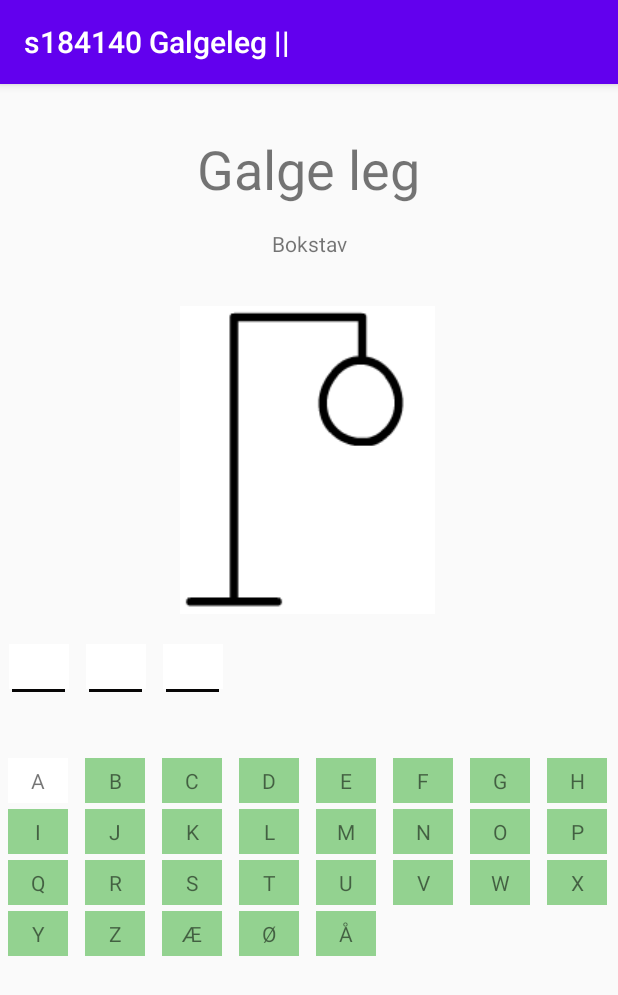
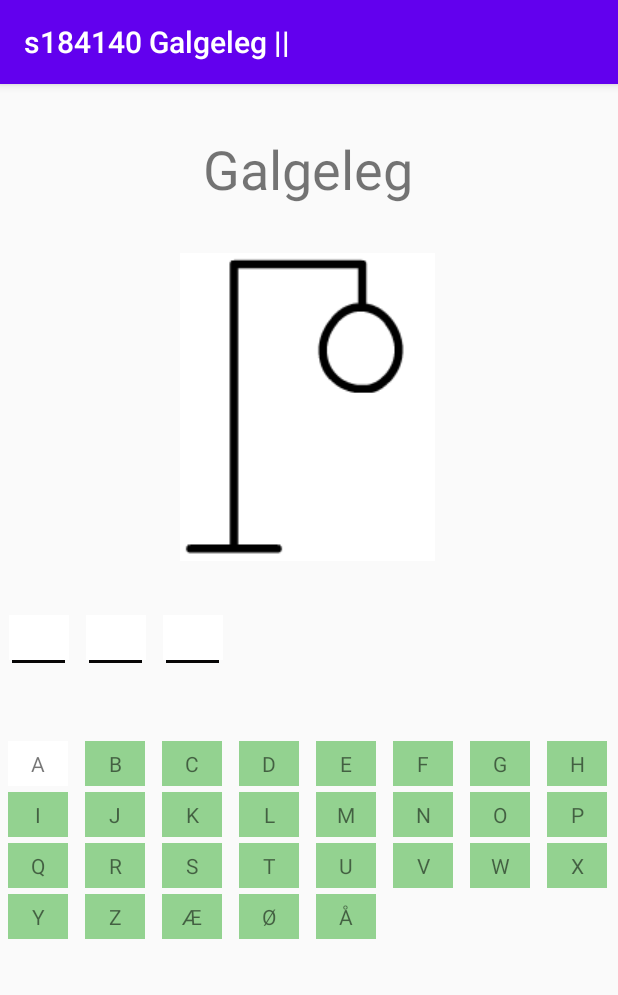
Before and after one commit to ChristianFrost98/Galgeleg, an Android app: the GeussingActivity screen opened directly, with no data from a screen before it, after a tap on an icon or button, on a phone screen of 412 x 824 dp. Shown: the top 995 px of the screen. Run offline under Robolectric (Android 15) with nearby library versions, the phone set to English and light mode, and no system bars; Roboto replaces fonts that are not available here.

Commit message:
Små rettelse: title af spil + hvornår popup vises

```diff
--- a/app/src/main/java/com/example/myapplication/Activity/GeussingActivity.java
+++ b/app/src/main/java/com/example/myapplication/Activity/GeussingActivity.java
@@ -30,7 +30,6 @@ public class GeussingActivity extends AppCompatActivity implements OnClickListen
     ImageView galge;
     GridView letterGrid;
     GridView wordGrid;
-    TextView bokstav;
     String word;
     ImageView home_popup;
     ImageView try_again_popup;
@@ -57,7 +56,6 @@ public class GeussingActivity extends AppCompatActivity implements OnClickListen
         galge = findViewById(R.id.galge);
         letterGrid = findViewById(R.id.letterGrid);
         wordGrid = findViewById(R.id.wordGrid);
-        bokstav = findViewById(R.id.bokstav);
 
         // Get information from intent
         wordPointer = getIntent().getIntExtra("EXTRA_LEVEL",0);
@@ -101,7 +99,7 @@ public class GeussingActivity extends AppCompatActivity implements OnClickListen
                     GeussWordAdapter.notifyDataSetChanged();
                 } else {
                     setGalgeImage();
-                    if(wrongGuess == 6){
+                    if(wrongGuess > 6){
                         createLosePopup();
                     }
                 }
@@ -137,7 +135,7 @@ public class GeussingActivity extends AppCompatActivity implements OnClickListen
         Intent intent = new Intent(this, WinActivity.class);
         intent.putExtra("EXTRA_SCORE", score);
         intent.putExtra("EXTRA_LEVEL", wordPointer);
-        intent.putExtra("EXTRA_WORD", word);
+        intent.putExtra("EXTRA_WORD", HangmanModel.currentWord);
         startActivity(intent);
     }
 
--- a/app/src/main/java/com/example/myapplication/Logic/HangmanLogic.java
+++ b/app/src/main/java/com/example/myapplication/Logic/HangmanLogic.java
@@ -73,7 +73,7 @@ public class HangmanLogic {
 
     public static void resetGame(){
         // Reset letters
-        for(int i=0;i<HangmanModel.alphabet.size()-1;i++){
+        for(int i=0;i<HangmanModel.alphabet.size();i++){
             HangmanModel.alphabet.get(i).setGeussed(false);
         }
         // Reset words
--- a/app/src/main/res/layout/activity_win.xml
+++ b/app/src/main/res/layout/activity_win.xml
@@ -11,7 +11,7 @@
         android:layout_width="wrap_content"
         android:layout_height="wrap_content"
         android:layout_marginTop="16dp"
-        android:text="@string/you_geussed"
+        android:text="@string/you_guessed"
         android:textSize="36sp"
         app:layout_constraintEnd_toEndOf="parent"
         app:layout_constraintStart_toStartOf="parent"
--- a/app/src/main/res/layout/fedeste_akt.xml
+++ b/app/src/main/res/layout/fedeste_akt.xml
@@ -13,7 +13,7 @@
         android:layout_width="wrap_content"
         android:layout_height="wrap_content"
         android:layout_marginTop="32dp"
-        android:text="@string/galge_leg"
+        android:text="@string/galgeleg"
         android:textSize="36sp"
         app:layout_constraintEnd_toEndOf="parent"
         app:layout_constraintHorizontal_bias="0.498"
@@ -24,6 +24,7 @@
         android:id="@+id/letterGrid"
         android:layout_width="0dp"
         android:layout_height="0dp"
+        android:layout_marginTop="8dp"
         android:columnWidth="50dp"
         android:gravity="center|top"
         android:horizontalSpacing="1dp"
@@ -37,16 +38,6 @@
 
     </GridView>
 
-    <TextView
-        android:id="@+id/bokstav"
-        android:layout_width="wrap_content"
-        android:layout_height="wrap_content"
-        android:layout_marginTop="16dp"
-        android:text="@string/bokstav"
-        app:layout_constraintEnd_toEndOf="parent"
-        app:layout_constraintStart_toStartOf="parent"
-        app:layout_constraintTop_toBottomOf="@+id/title" />
-
     <ImageView
         android:id="@+id/galge"
         android:layout_width="wrap_content"
@@ -56,14 +47,14 @@
         app:layout_constraintEnd_toEndOf="parent"
         app:layout_constraintHorizontal_bias="0.497"
         app:layout_constraintStart_toStartOf="parent"
-        app:layout_constraintTop_toBottomOf="@+id/bokstav"
+        app:layout_constraintTop_toBottomOf="@+id/title"
         app:srcCompat="@drawable/galge" />
 
     <GridView
         android:id="@+id/wordGrid"
         android:layout_width="0dp"
         android:layout_height="80dp"
-        android:layout_marginTop="16dp"
+        android:layout_marginTop="32dp"
         android:columnWidth="50dp"
         android:gravity="center"
         app:layout_constraintEnd_toEndOf="parent"
--- a/app/src/main/res/values/strings.xml
+++ b/app/src/main/res/values/strings.xml
@@ -43,4 +43,6 @@
     <string name="next_level_button">next level button</string>
     <string name="you_died">You died</string>
     <string name="hangman_lose">hangman lose</string>
+    <string name="galgeleg">Galgeleg</string>
+    <string name="you_guessed">You guessed:</string>
 </resources>
```
